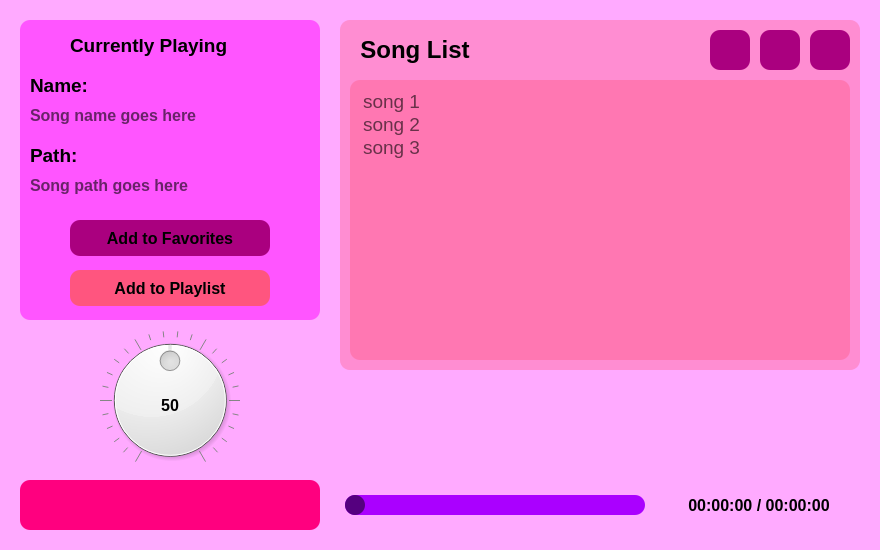
First picture: the form in mainwindow.ui, repository M0tgh3y/music-player-qt, before the edit.
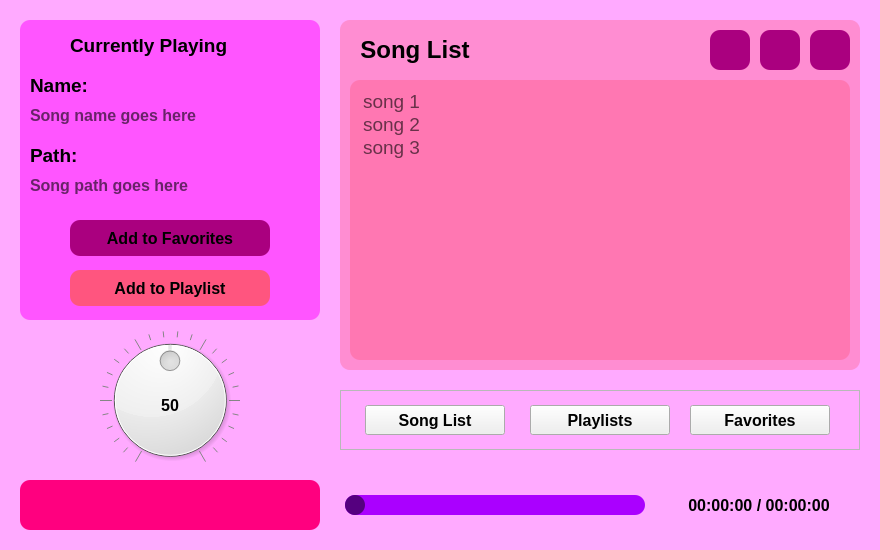
Second picture: the form after the edit. Icons and pictures are not drawn.

Diff of the .ui file:
```diff
--- a/mainwindow.ui
+++ b/mainwindow.ui
@@ -719,7 +719,80 @@
       </item>
      </widget>
     </widget>
-    <widget class="QWidget" name="page_2"/>
+    <widget class="QWidget" name="list"/>
+   </widget>
+   <widget class="QFrame" name="frame">
+    <property name="geometry">
+     <rect>
+      <x>340</x>
+      <y>390</y>
+      <width>520</width>
+      <height>60</height>
+     </rect>
+    </property>
+    <property name="frameShape">
+     <enum>QFrame::Shape::StyledPanel</enum>
+    </property>
+    <property name="frameShadow">
+     <enum>QFrame::Shadow::Raised</enum>
+    </property>
+    <widget class="QPushButton" name="songlistbtn">
+     <property name="geometry">
+      <rect>
+       <x>25</x>
+       <y>15</y>
+       <width>140</width>
+       <height>30</height>
+      </rect>
+     </property>
+     <property name="font">
+      <font>
+       <pointsize>12</pointsize>
+       <bold>true</bold>
+      </font>
+     </property>
+     <property name="text">
+      <string>Song List</string>
+     </property>
+    </widget>
+    <widget class="QPushButton" name="playlist">
+     <property name="geometry">
+      <rect>
+       <x>190</x>
+       <y>15</y>
+       <width>140</width>
+       <height>30</height>
+      </rect>
+     </property>
+     <property name="font">
+      <font>
+       <pointsize>12</pointsize>
+       <bold>true</bold>
+      </font>
+     </property>
+     <property name="text">
+      <string>Playlists</string>
+     </property>
+    </widget>
+    <widget class="QPushButton" name="favo">
+     <property name="geometry">
+      <rect>
+       <x>350</x>
+       <y>15</y>
+       <width>140</width>
+       <height>30</height>
+      </rect>
+     </property>
+     <property name="font">
+      <font>
+       <pointsize>12</pointsize>
+       <bold>true</bold>
+      </font>
+     </property>
+     <property name="text">
+      <string>Favorites</string>
+     </property>
+    </widget>
    </widget>
   </widget>
  </widget>
```
Left out of the diff: 8 changed lines with no effect on the pictures.
